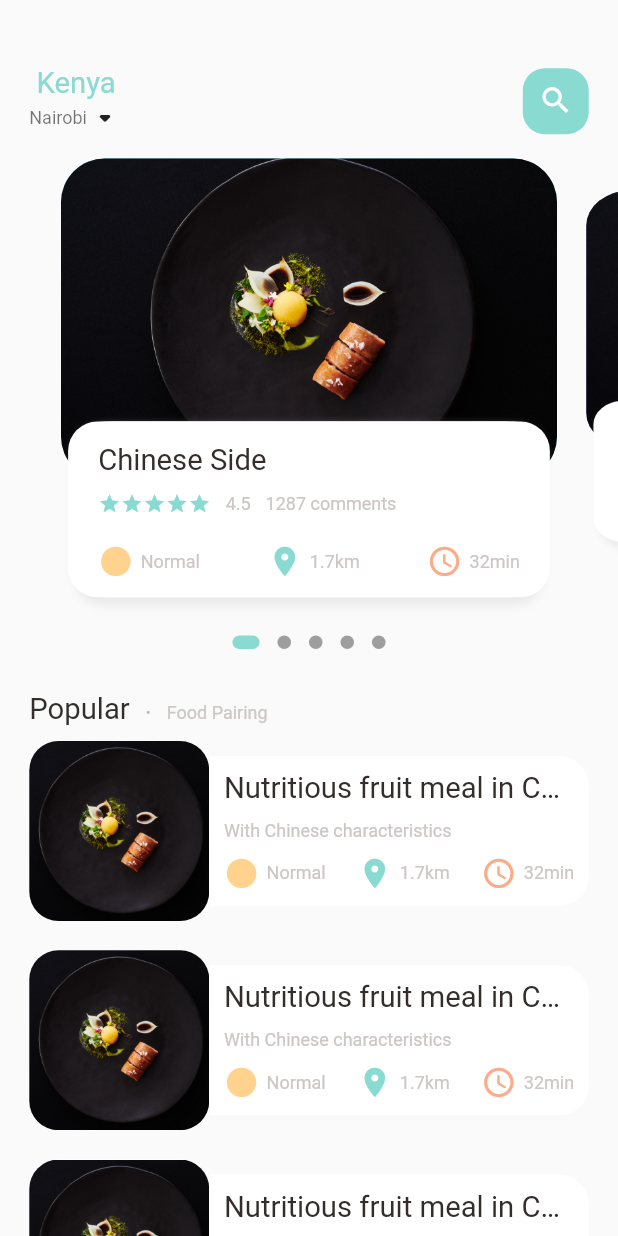
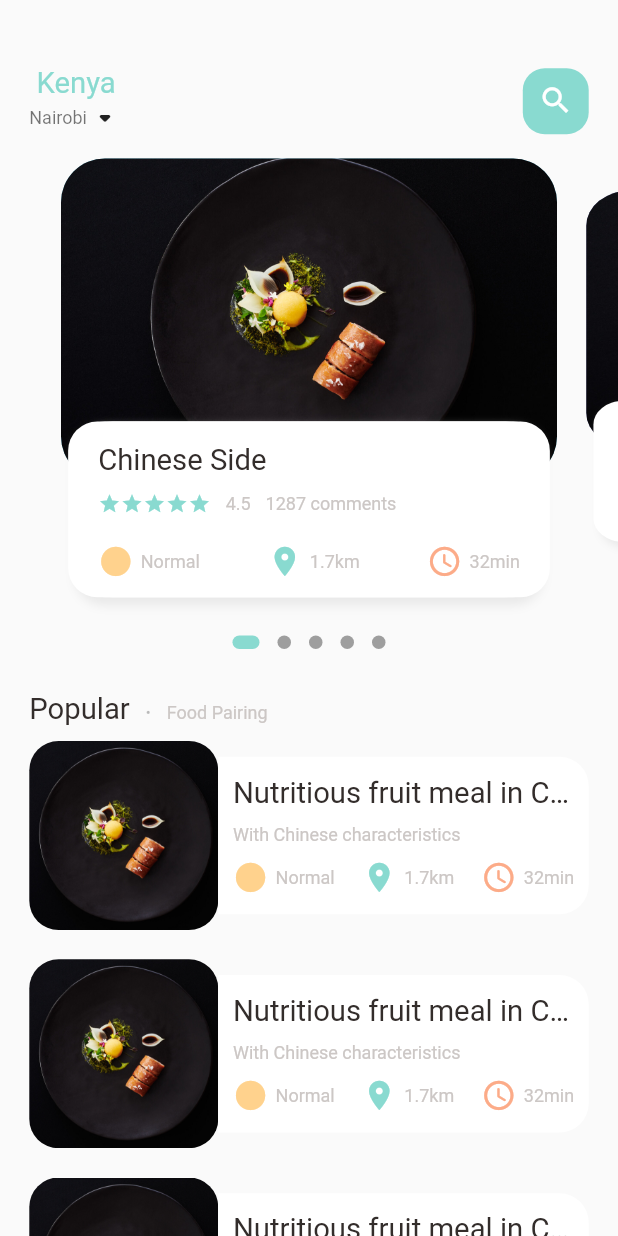
Before and after one commit to RodgersX/Delivery-App, a Flutter app: the screen it shows after launch, on a phone screen of 412 x 824 dp. Run offline on Flutter 3.47's test engine with Material 2 defaults, Android fonts, the phone set to English and light mode, and no system bars; drawn by our look-alikes of dots_indicator; our stand-ins replace get.

Commit message:
COMPLETE: full home page done

```diff
--- a/lib/home/food_page_body.dart
+++ b/lib/home/food_page_body.dart
@@ -87,10 +87,8 @@ class _FoodPageBodyState extends State<FoodPageBody> {
           ),
         ),
         // list of food and images
-        Container(
-          height: 900,
-          child: ListView.builder(
-            // shrinkWrap: true,
+        ListView.builder(
+          shrinkWrap: true,
           physics: NeverScrollableScrollPhysics(),
           itemCount: 10,
           itemBuilder: (context, index) {
@@ -103,11 +101,10 @@ class _FoodPageBodyState extends State<FoodPageBody> {
                 children: [
                   // image section
                   Container(
-                      width: 120,
-                      height: 120,
+                    width: Dimensions.listViewImgSize,
+                    height: Dimensions.listViewImgSize,
                     decoration: BoxDecoration(
-                        borderRadius:
-                            BorderRadius.circular(Dimensions.radius20),
+                      borderRadius: BorderRadius.circular(Dimensions.radius20),
                       color: Colors.white,
                       image: DecorationImage(
                         fit: BoxFit.cover,
@@ -118,7 +115,7 @@ class _FoodPageBodyState extends State<FoodPageBody> {
                   // details container
                   Expanded(
                     child: Container(
-                        height: 100,
+                      height: Dimensions.listViewTextContSize,
                       padding: EdgeInsets.only(),
                       decoration: BoxDecoration(
                         borderRadius: BorderRadius.only(
@@ -139,8 +136,7 @@ class _FoodPageBodyState extends State<FoodPageBody> {
                             SmallText(text: 'With Chinese characteristics'),
                             SizedBox(height: Dimensions.height10),
                             Row(
-                                mainAxisAlignment:
-                                    MainAxisAlignment.spaceBetween,
+                              mainAxisAlignment: MainAxisAlignment.spaceBetween,
                               children: const [
                                 IconAndTextWidget(
                                   icon: Icons.circle_sharp,
@@ -168,7 +164,6 @@ class _FoodPageBodyState extends State<FoodPageBody> {
               ),
             );
           },
-          ),
         )
       ],
     );
--- a/lib/utils/dimensions.dart
+++ b/lib/utils/dimensions.dart
@@ -1,8 +1,8 @@
 import 'package:get/get.dart';
 
 class Dimensions {
-  static double screenHeight = Get.context!.height;
-  static double screenWidth = Get.context!.width;
+  static double screenHeight = Get.context!.height; // 781
+  static double screenWidth = Get.context!.width; // 392.7
 
   // 781/220
   static double pageViewContainer = screenHeight / 3.84;
@@ -33,5 +33,10 @@ class Dimensions {
   static double radius20 = screenHeight / 42.2;
   static double radius30 = screenHeight / 28.13;
 
-   static double iconSize24 = screenHeight / 35.17;
+  // icon size
+  static double iconSize24 = screenHeight / 35.17;
+
+  // list view size
+  static double listViewImgSize = screenWidth / 3.27;
+  static double listViewTextContSize = screenWidth / 3.92;
 }
```
Lines whose indentation alone changed are shown as unchanged.
